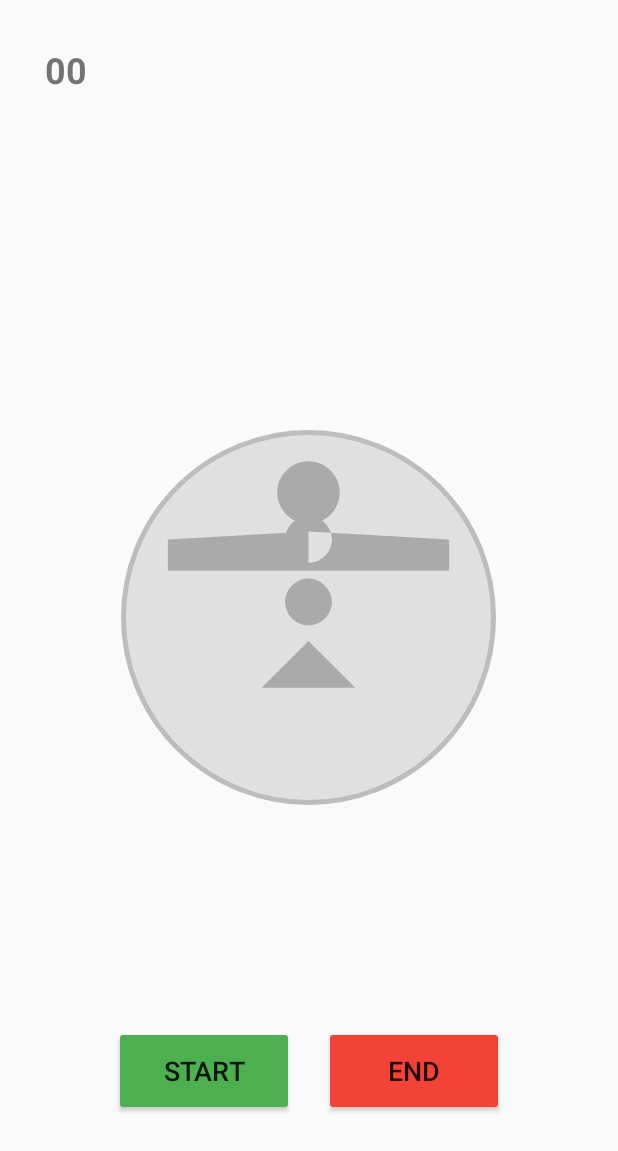
After one commit to victoremmanuelcastillo/AndroidStudio, an Android app built with Jetpack Compose: the layout activity_ejemplo_corrotina.xml on its own in the app's theme, with its tools: preview values and no code run, on a phone screen of 412 x 824 dp. The commit adds this screen. Shown: the top 1151 px of the screen. Run offline under Robolectric (Android 15) with nearby library versions, the phone set to English and light mode, and no system bars.

Commit message:
listo los 2 trabajos

```diff
--- a/app/src/main/AndroidManifest.xml
+++ b/app/src/main/AndroidManifest.xml
@@ -44,6 +44,9 @@
         <activity
             android:name=".Option5Activity"
             android:exported="false" />
+        <activity
+            android:name=".EjemploCorrootinaActivity"
+            android:exported="false" />
     </application>
 
 </manifest>
--- a/app/src/main/java/com/example/myapplicasion/Menu.kt
+++ b/app/src/main/java/com/example/myapplicasion/Menu.kt
@@ -17,6 +17,7 @@ class Menu : AppCompatActivity() {
             val boton3 = findViewById<Button>(R.id.Button3)
             val boton4 = findViewById<Button>(R.id.Button4)
             val boton5 = findViewById<Button>(R.id.Button5)
+            val boton6 = findViewById<Button>(R.id.Button6)
 
             boton1.setOnClickListener {
                 val intent = Intent(this, MainActivity::class.java)
@@ -42,6 +43,11 @@ class Menu : AppCompatActivity() {
                 val intent = Intent(this, Option5Activity::class.java)
                 startActivity(intent)
             }
+
+            boton6.setOnClickListener {
+                val intent = Intent(this, EjemploCorrootinaActivity::class.java)
+                startActivity(intent)
+            }
         } catch (e: Exception) {
             e.printStackTrace()
         }
--- /dev/null
+++ b/app/src/main/res/drawable/circle_background.xml
@@ -0,0 +1,8 @@
+<?xml version="1.0" encoding="utf-8"?>
+<shape xmlns:android="http://schemas.android.com/apk/res/android"
+    android:shape="oval">
+    <solid android:color="#E0E0E0" />
+    <stroke
+        android:width="3dp"
+        android:color="#BDBDBD" />
+</shape>
--- /dev/null
+++ b/app/src/main/res/drawable/ic_add_photo.xml
@@ -0,0 +1,11 @@
+<?xml version="1.0" encoding="utf-8"?>
+<vector xmlns:android="http://schemas.android.com/apk/res/android"
+    android:width="48dp"
+    android:height="48dp"
+    android:viewportWidth="24"
+    android:viewportHeight="24"
+    android:tint="?attr/colorOnSurface">
+    <path
+        android:fillColor="@android:color/darker_gray"
+        android:pathData="M12,2C13.1,2 14,2.9 14,4C14,5.1 13.1,6 12,6C10.9,6 10,5.1 10,4C10,2.9 10.9,2 12,2ZM21,9V7L12,6.5V9H21ZM3,9V7L12,6.5V9H3ZM12,8.5C11.2,8.5 10.5,7.8 10.5,7S11.2,5.5 12,5.5S13.5,6.2 13.5,7S12.8,8.5 12,8.5ZM12,13.5L9,16.5H15L12,13.5ZM12,11V9.5C12.8,9.5 13.5,10.2 13.5,11S12.8,12.5 12,12.5S10.5,11.8 10.5,11S11.2,9.5 12,9.5V11Z"/>
+</vector>
--- /dev/null
+++ b/app/src/main/res/layout/activity_ejemplo_corrotina.xml
@@ -0,0 +1,64 @@
+<?xml version="1.0" encoding="utf-8"?>
+<RelativeLayout xmlns:android="http://schemas.android.com/apk/res/android"
+    xmlns:app="http://schemas.android.com/apk/res/auto"
+    xmlns:tools="http://schemas.android.com/tools"
+    android:id="@+id/main"
+    android:layout_width="match_parent"
+    android:layout_height="match_parent"
+    android:padding="20dp"
+    tools:context=".EjemploCorrootinaActivity">
+
+    <!-- Timer en esquina superior izquierda -->
+    <TextView
+        android:id="@+id/textViewTimer"
+        android:layout_width="wrap_content"
+        android:layout_height="wrap_content"
+        android:layout_alignParentTop="true"
+        android:layout_alignParentStart="true"
+        android:text="00"
+        android:textSize="24sp"
+        android:textStyle="bold"
+        android:layout_margin="10dp" />
+
+    <!-- Círculo para selección de galería en el centro -->
+    <ImageView
+        android:id="@+id/imageViewGallery"
+        android:layout_width="250dp"
+        android:layout_height="250dp"
+        android:layout_centerInParent="true"
+        android:background="@drawable/circle_background"
+        android:scaleType="centerCrop"
+        android:src="@drawable/ic_add_photo"
+        android:clickable="true"
+        android:focusable="true" />
+
+    <!-- Botones en la parte inferior -->
+    <LinearLayout
+        android:layout_width="wrap_content"
+        android:layout_height="wrap_content"
+        android:layout_alignParentBottom="true"
+        android:layout_centerHorizontal="true"
+        android:orientation="horizontal"
+        android:layout_marginBottom="50dp">
+
+        <Button
+            android:id="@+id/buttonStart"
+            android:layout_width="120dp"
+            android:layout_height="60dp"
+            android:text="Start"
+            android:textSize="18sp"
+            android:layout_margin="10dp"
+            android:backgroundTint="#4CAF50" />
+
+        <Button
+            android:id="@+id/buttonEnd"
+            android:layout_width="120dp"
+            android:layout_height="60dp"
+            android:text="End"
+            android:textSize="18sp"
+            android:layout_margin="10dp"
+            android:backgroundTint="#F44336" />
+
+    </LinearLayout>
+
+</RelativeLayout>
```
Also changed, not shown: app/src/main/java/com/example/myapplicasion/EjemploCorrootinaActivity.kt (added, +246 -0 lines), app/src/main/res/layout/activity_menu.xml (+15 -0 lines).
